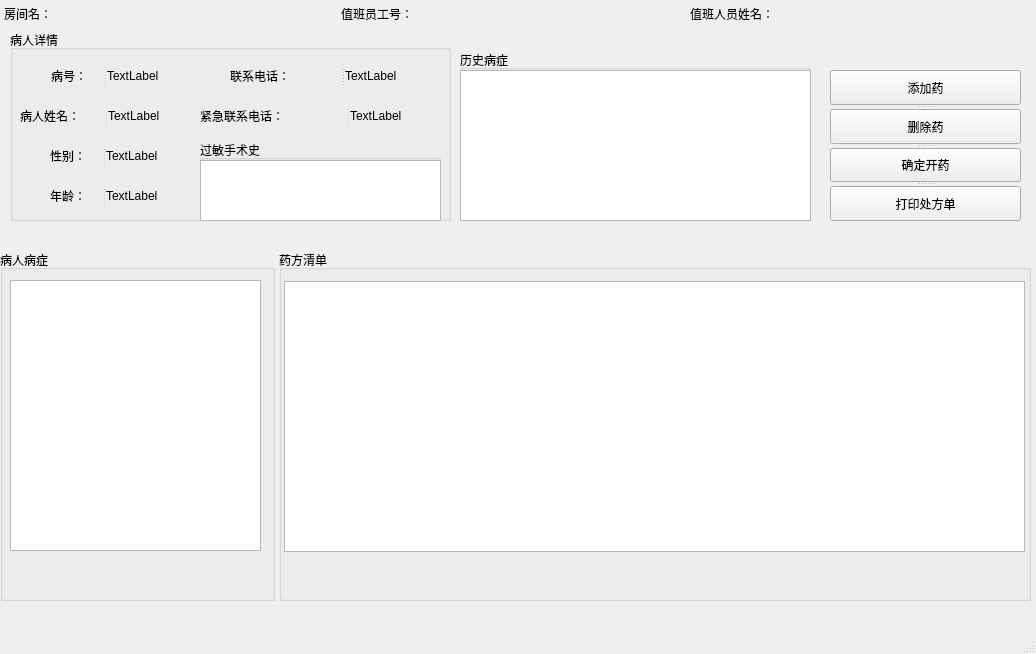
Old version of the form diagnosiswindow.ui in the repository zhbean/Hospital_MIS.
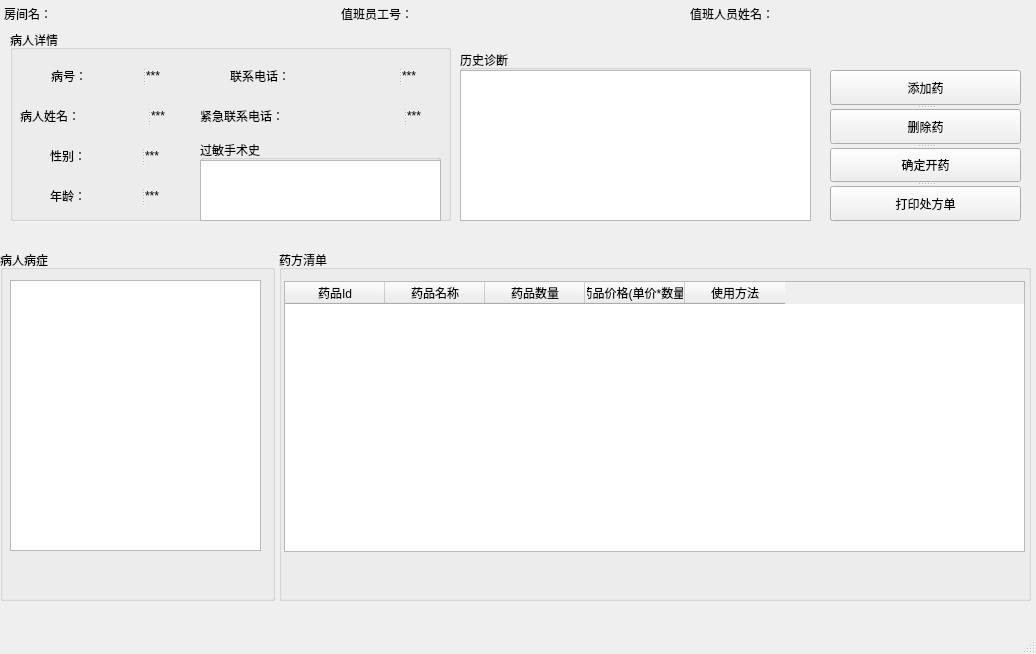
New version of the form.

```diff
--- a/diagnosiswindow.ui
+++ b/diagnosiswindow.ui
@@ -69,7 +69,7 @@
        </sizepolicy>
       </property>
       <property name="text">
-       <string>TextLabel</string>
+       <string>***</string>
       </property>
      </widget>
     </widget>
@@ -104,7 +104,7 @@
        </sizepolicy>
       </property>
       <property name="text">
-       <string>TextLabel</string>
+       <string>***</string>
       </property>
      </widget>
     </widget>
@@ -139,7 +139,7 @@
        </sizepolicy>
       </property>
       <property name="text">
-       <string>TextLabel</string>
+       <string>***</string>
       </property>
      </widget>
     </widget>
@@ -174,7 +174,7 @@
        </sizepolicy>
       </property>
       <property name="text">
-       <string>TextLabel</string>
+       <string>***</string>
       </property>
      </widget>
     </widget>
@@ -212,7 +212,7 @@
        </sizepolicy>
       </property>
       <property name="text">
-       <string>TextLabel</string>
+       <string>***</string>
       </property>
      </widget>
     </widget>
@@ -250,7 +250,7 @@
        </sizepolicy>
       </property>
       <property name="text">
-       <string>TextLabel</string>
+       <string>***</string>
       </property>
      </widget>
     </widget>
@@ -460,7 +460,7 @@
     <property name="title">
      <string>药方清单</string>
     </property>
-    <widget class="QListWidget" name="medicineListWidget">
+    <widget class="QTableWidget" name="medicineTableWidget">
      <property name="geometry">
       <rect>
        <x>5</x>
@@ -475,6 +475,31 @@
        <verstretch>0</verstretch>
       </sizepolicy>
      </property>
+     <column>
+      <property name="text">
+       <string>药品Id</string>
+      </property>
+     </column>
+     <column>
+      <property name="text">
+       <string>药品名称</string>
+      </property>
+     </column>
+     <column>
+      <property name="text">
+       <string>药品数量</string>
+      </property>
+     </column>
+     <column>
+      <property name="text">
+       <string>药品价格(单价*数量)</string>
+      </property>
+     </column>
+     <column>
+      <property name="text">
+       <string>使用方法</string>
+      </property>
+     </column>
     </widget>
    </widget>
    <widget class="QGroupBox" name="groupBox_5">
@@ -493,7 +518,7 @@
      </sizepolicy>
     </property>
     <property name="title">
-     <string>历史病症</string>
+     <string>历史诊断</string>
     </property>
     <widget class="QListWidget" name="historyDiseaseListWidget">
      <property name="geometry">
```
Left out of the diff: 2 changed lines with no effect on the pictures.
